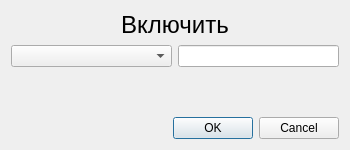
The window that KAMEditor/gui/commands/ondialog.ui (Xtail96/SML) describes before a commit, drawn with Qt 5.
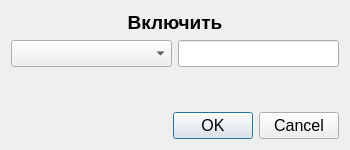
The same window after the commit.

```diff
--- a/KAMEditor/gui/commands/ondialog.ui
+++ b/KAMEditor/gui/commands/ondialog.ui
@@ -10,6 +10,11 @@
     <height>150</height>
    </rect>
   </property>
+  <property name="font">
+   <font>
+    <pointsize>12</pointsize>
+   </font>
+  </property>
   <property name="windowTitle">
    <string>Включить</string>
   </property>
@@ -43,7 +48,9 @@
      </property>
      <property name="font">
       <font>
-       <pointsize>18</pointsize>
+       <pointsize>14</pointsize>
+       <weight>75</weight>
+       <bold>true</bold>
       </font>
      </property>
      <property name="text">
@@ -55,7 +62,13 @@
     </widget>
    </item>
    <item row="3" column="0">
-    <widget class="QComboBox" name="devicesComboBox"/>
+    <widget class="QComboBox" name="devicesComboBox">
+     <property name="font">
+      <font>
+       <pointsize>12</pointsize>
+      </font>
+     </property>
+    </widget>
    </item>
    <item row="3" column="1">
     <widget class="QLineEdit" name="argumentsLineEdit">
@@ -65,6 +78,11 @@
        <verstretch>0</verstretch>
       </sizepolicy>
      </property>
+     <property name="font">
+      <font>
+       <pointsize>12</pointsize>
+      </font>
+     </property>
     </widget>
    </item>
    <item row="7" column="0" colspan="2">
```
